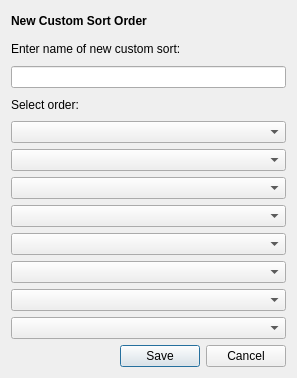
The window that 0_PROJECT HANDOUT CONTENTS/2_Phase I SYSTEM HANDOUT/AcuitySTAR/src/gui/customsort.ui (lsu25/PeachyGalaxy) describes before a commit, drawn with Qt 5.
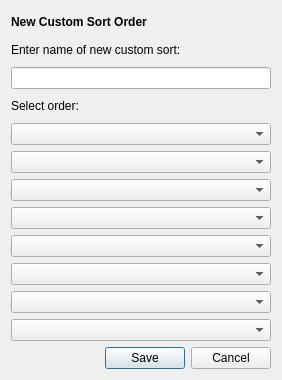
The same window after the commit. Icons and pictures are not drawn.

What changed in the file:
```diff
--- a/0_PROJECT HANDOUT CONTENTS/2_Phase I SYSTEM HANDOUT/AcuitySTAR/src/gui/customsort.ui
+++ b/0_PROJECT HANDOUT CONTENTS/2_Phase I SYSTEM HANDOUT/AcuitySTAR/src/gui/customsort.ui
@@ -6,8 +6,8 @@
    <rect>
     <x>0</x>
     <y>0</y>
-    <width>297</width>
-    <height>378</height>
+    <width>282</width>
+    <height>380</height>
    </rect>
   </property>
   <property name="windowTitle">
```
Left out of the diff: 6 changed lines with no effect on the pictures.
